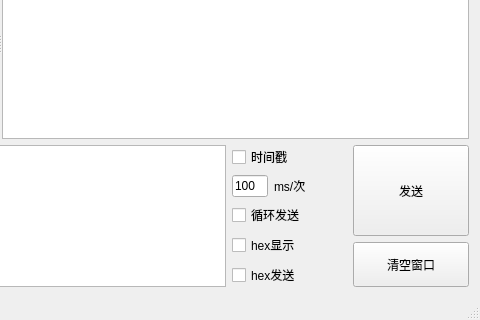
Above: ComAssistant/mainwindow.ui from petertheprocess/ComAssistant before the change; both pictures show x 480 to 960 and y 400 to 720 of the 960 by 720 pixel window. Below: the same form after it.
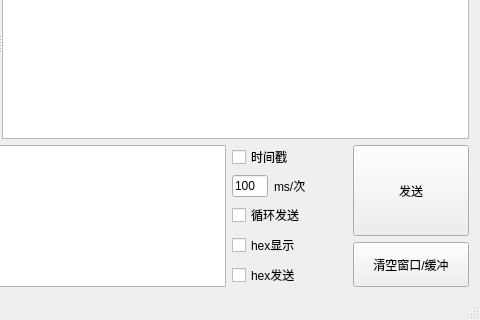
That is the form after the change. Custom widgets are drawn as their Qt base class.

Diff of the .ui file:
```diff
--- a/ComAssistant/mainwindow.ui
+++ b/ComAssistant/mainwindow.ui
@@ -125,7 +125,7 @@
            </sizepolicy>
           </property>
           <property name="text">
-           <string>清空窗口</string>
+           <string>清空窗口/缓冲</string>
           </property>
          </widget>
         </item>
```
